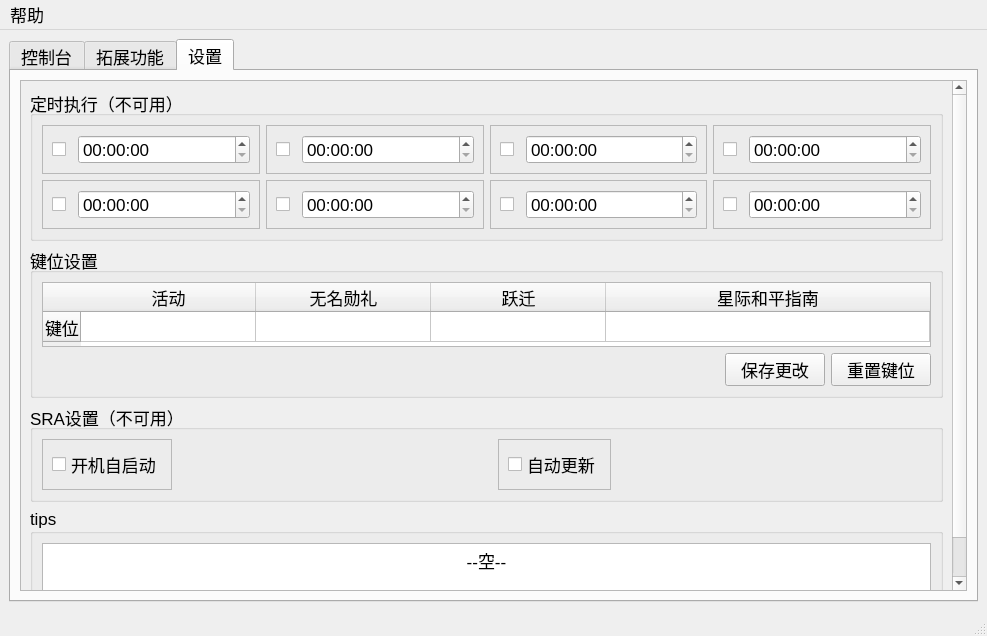
The window that res/ui/main.ui (Shasnow/StarRailAssistant) describes before a commit, drawn with Qt 5.
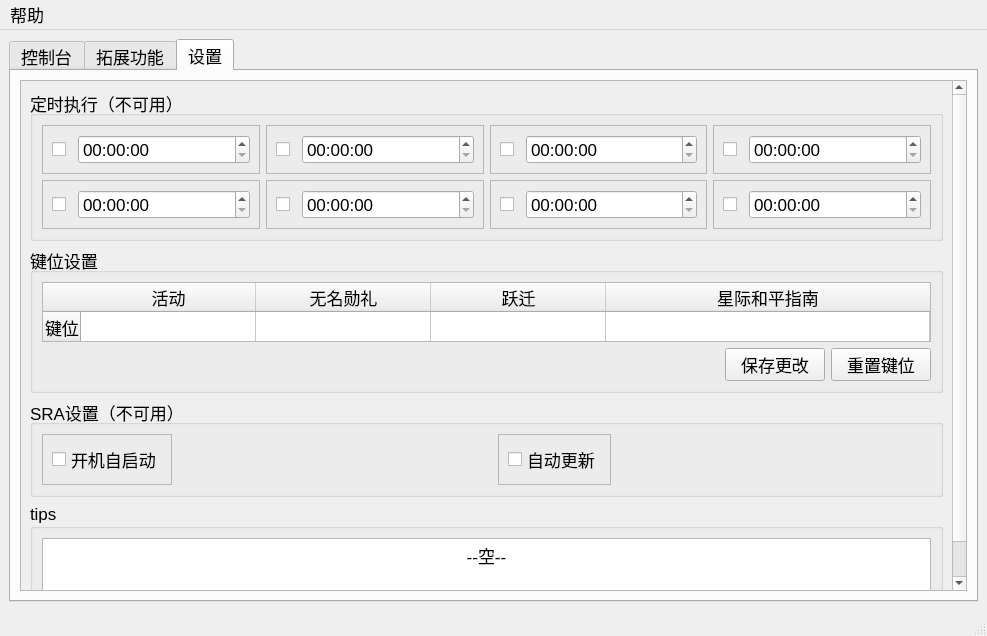
The same window after the commit. The open tabs and pages were chosen to show the change.

Commit message: 键位表格ui修整

```diff
--- a/res/ui/main.ui
+++ b/res/ui/main.ui
@@ -758,8 +758,8 @@
             <rect>
              <x>0</x>
              <y>0</y>
-             <width>931</width>
-             <height>507</height>
+             <width>943</width>
+             <height>505</height>
             </rect>
            </property>
            <layout class="QVBoxLayout" name="verticalLayout">
@@ -1122,13 +1122,13 @@
                  <property name="minimumSize">
                   <size>
                    <width>0</width>
-                   <height>65</height>
+                   <height>60</height>
                   </size>
                  </property>
                  <property name="maximumSize">
                   <size>
                    <width>16777215</width>
-                   <height>65</height>
+                   <height>60</height>
                   </size>
                  </property>
                  <attribute name="horizontalHeaderDefaultSectionSize">
```
The commit also changes 1 other file.
